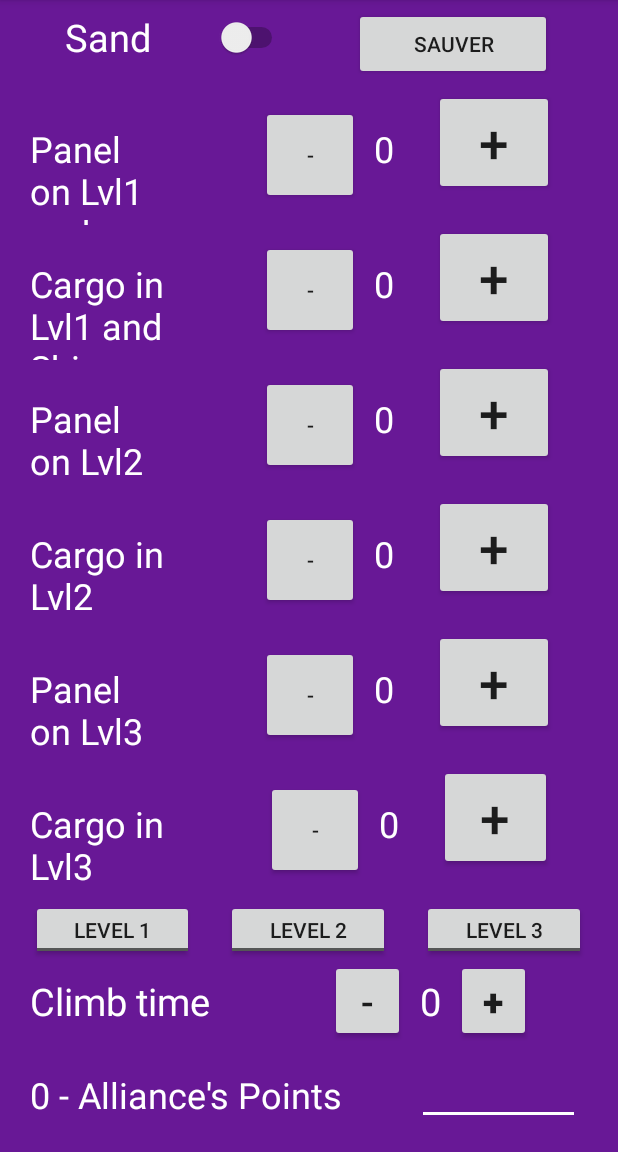
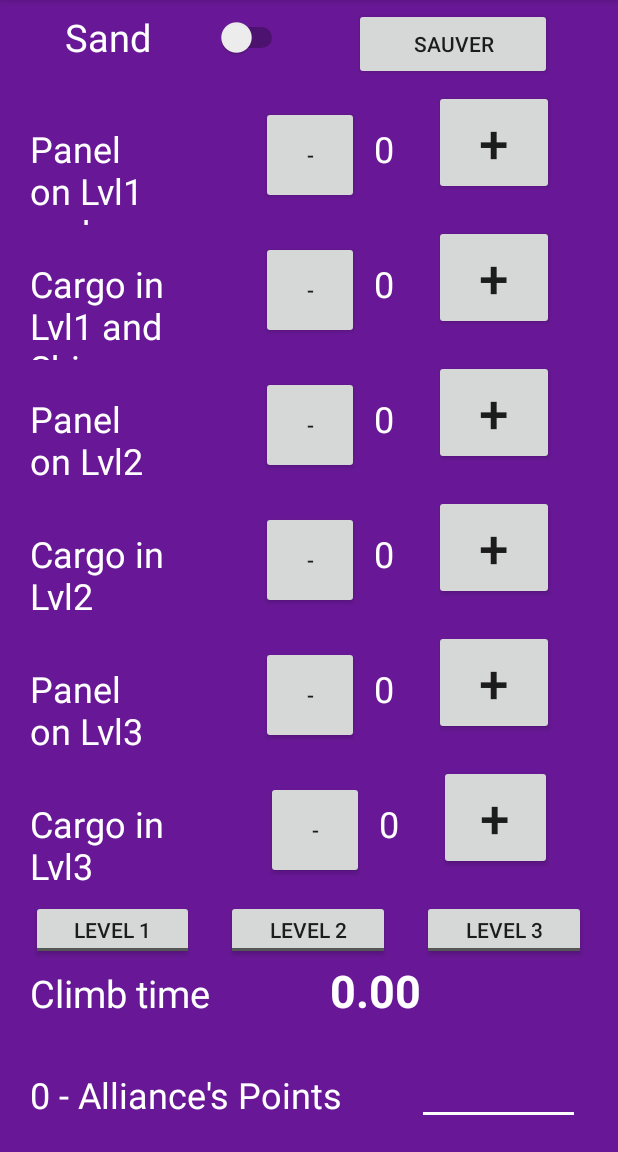
Before and after one commit to FRCteam3550/Robotronix_Scouting_App_2019, an Android app: the ScoutMatchActivity screen opened directly, with no data from a screen before it, on a phone screen of 412 x 824 dp, the part 84-1236 px from its top. Run offline under Robolectric (Android 15) with nearby library versions, the phone set to English and light mode, and no system bars.

Commit message:
minor changes to activity_scout_match.xml

```diff
--- a/app/src/main/res/layout/activity_scout_match.xml
+++ b/app/src/main/res/layout/activity_scout_match.xml
@@ -532,36 +532,15 @@
                 android:layout_height="wrap_content"
                 android:layout_weight="0" />
 
-            <Button
-                android:id="@+id/DecrementButtonClimb"
-                android:layout_width="50dp"
-                android:layout_height="wrap_content"
-                android:layout_weight="0"
-                android:text="-"
-                android:onClick="ClimbTimeDecrement"
-                android:textSize="25sp"/>
-            <Space
-                android:layout_width="10dp"
-                android:layout_height="wrap_content" />
             <TextView
                 android:id="@+id/ClimbTimeTxtView"
                 android:layout_width="wrap_content"
-                android:layout_height="wrap_content"
-                android:text="0"
-                android:textSize="25sp"
+                android:layout_height="60dp"
+                android:text="0.00"
+                android:textStyle="bold"
+                android:textSize="30sp"
                 android:textColor="#ffffff"/>
-            <Space
-                android:layout_width="10dp"
-                android:layout_height="wrap_content" />
-            <Button
-                android:id="@+id/IncrementButtonClimb"
-                android:layout_width="50dp"
-                android:layout_height="wrap_content"
-                android:text="+"
-                android:onClick="IncrementClimbTime"
-                android:textSize="25sp"
-                android:textStyle="bold"
-                android:layout_weight="0" />
+
             <Space
                 android:layout_width="wrap_content"
                 android:layout_height="wrap_content" />
```
Also changed, not shown: app/src/main/java/com/robotronix3550/robotronix_scouting_app/ScoutMatchActivity.java (+38 -37 lines).
